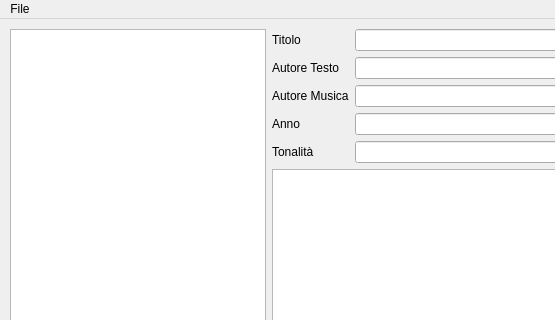
First picture: the form in interface.ui, repository robol/songbook-editor, before the edit; both pictures show x 0 to 555 and y 0 to 320 of the 800 by 600 pixel window.
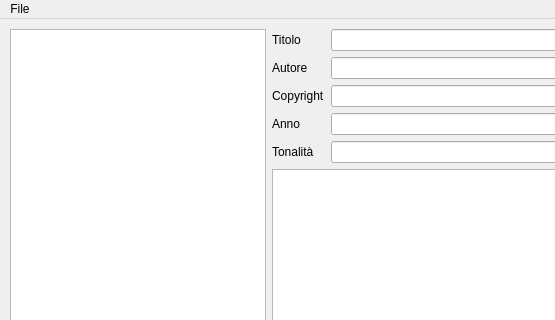
Second picture: the form after the edit.

Commit message: Modified labels on interface

Patch:
```diff
--- a/interface.ui
+++ b/interface.ui
@@ -75,7 +75,7 @@
          <item row="1" column="0">
           <widget class="QLabel" name="label_2">
            <property name="text">
-            <string>Autore Testo</string>
+            <string>Autore</string>
            </property>
           </widget>
          </item>
@@ -85,7 +85,7 @@
          <item row="2" column="0">
           <widget class="QLabel" name="label_3">
            <property name="text">
-            <string>Autore Musica</string>
+            <string>Copyright</string>
            </property>
           </widget>
          </item>
```
The commit also changes 2 other files.
